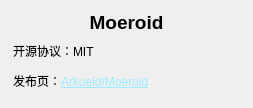
Arkueid/Moeroid, file App/Win/About.ui: the form before one commit.
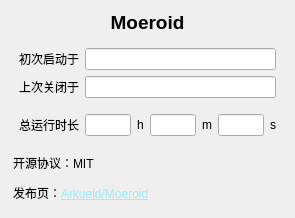
The form after the commit.

Commit message: 添加运行时长

The edit to the form file:
```diff
--- a/App/Win/About.ui
+++ b/App/Win/About.ui
@@ -6,14 +6,14 @@
    <rect>
     <x>0</x>
     <y>0</y>
-    <width>253</width>
-    <height>108</height>
+    <width>295</width>
+    <height>218</height>
    </rect>
   </property>
   <property name="windowTitle">
    <string>About</string>
   </property>
-  <layout class="QVBoxLayout" name="verticalLayout" stretch="1,8">
+  <layout class="QVBoxLayout" name="verticalLayout" stretch="0,0,0,1">
    <item>
     <widget class="QLabel" name="label">
      <property name="font">
@@ -33,6 +33,139 @@
      </property>
     </widget>
    </item>
+   <item>
+    <layout class="QFormLayout" name="formLayout">
+     <property name="leftMargin">
+      <number>8</number>
+     </property>
+     <property name="topMargin">
+      <number>8</number>
+     </property>
+     <property name="rightMargin">
+      <number>8</number>
+     </property>
+     <property name="bottomMargin">
+      <number>0</number>
+     </property>
+     <item row="0" column="0">
+      <widget class="QLabel" name="Label">
+       <property name="text">
+        <string>初次启动于</string>
+       </property>
+      </widget>
+     </item>
+     <item row="0" column="1">
+      <widget class="QLineEdit" name="firstLaunchAt">
+       <property name="enabled">
+        <bool>true</bool>
+       </property>
+       <property name="readOnly">
+        <bool>true</bool>
+       </property>
+      </widget>
+     </item>
+     <item row="1" column="0">
+      <widget class="QLabel" name="Label_2">
+       <property name="text">
+        <string>上次关闭于</string>
+       </property>
+      </widget>
+     </item>
+     <item row="1" column="1">
+      <widget class="QLineEdit" name="lastShutdownAt">
+       <property name="enabled">
+        <bool>true</bool>
+       </property>
+       <property name="readOnly">
+        <bool>true</bool>
+       </property>
+      </widget>
+     </item>
+    </layout>
+   </item>
+   <item>
+    <layout class="QHBoxLayout" name="horizontalLayout" stretch="1,0,0,0,0,0,0">
+     <property name="leftMargin">
+      <number>8</number>
+     </property>
+     <property name="topMargin">
+      <number>10</number>
+     </property>
+     <property name="rightMargin">
+      <number>8</number>
+     </property>
+     <property name="bottomMargin">
+      <number>10</number>
+     </property>
+     <item>
+      <widget class="QLabel" name="hLabel">
+       <property name="text">
+        <string>总运行时长</string>
+       </property>
+      </widget>
+     </item>
+     <item>
+      <widget class="QLineEdit" name="totalHours">
+       <property name="enabled">
+        <bool>true</bool>
+       </property>
+       <property name="alignment">
+        <set>Qt::AlignmentFlag::AlignRight|Qt::AlignmentFlag::AlignTrailing|Qt::AlignmentFlag::AlignVCenter</set>
+       </property>
+       <property name="readOnly">
+        <bool>true</bool>
+       </property>
+      </widget>
+     </item>
+     <item>
+      <widget class="QLabel" name="mLabel">
+       <property name="text">
+        <string>h</string>
+       </property>
+      </widget>
+     </item>
+     <item>
+      <widget class="QLineEdit" name="totalMins">
+       <property name="enabled">
+        <bool>true</bool>
+       </property>
+       <property name="alignment">
+        <set>Qt::AlignmentFlag::AlignRight|Qt::AlignmentFlag::AlignTrailing|Qt::AlignmentFlag::AlignVCenter</set>
+       </property>
+       <property name="readOnly">
+        <bool>true</bool>
+       </property>
+      </widget>
+     </item>
+     <item>
+      <widget class="QLabel" name="sLabel">
+       <property name="text">
+        <string>m</string>
+       </property>
+      </widget>
+     </item>
+     <item>
+      <widget class="QLineEdit" name="totalSecs">
+       <property name="enabled">
+        <bool>true</bool>
+       </property>
+       <property name="alignment">
+        <set>Qt::AlignmentFlag::AlignRight|Qt::AlignmentFlag::AlignTrailing|Qt::AlignmentFlag::AlignVCenter</set>
+       </property>
+       <property name="readOnly">
+        <bool>true</bool>
+       </property>
+      </widget>
+     </item>
+     <item>
+      <widget class="QLabel" name="label_3">
+       <property name="text">
+        <string>s</string>
+       </property>
+      </widget>
+     </item>
+    </layout>
+   </item>
    <item>
     <widget class="QLabel" name="label_2">
      <property name="text">
```
The commit also changes 14 other files.
